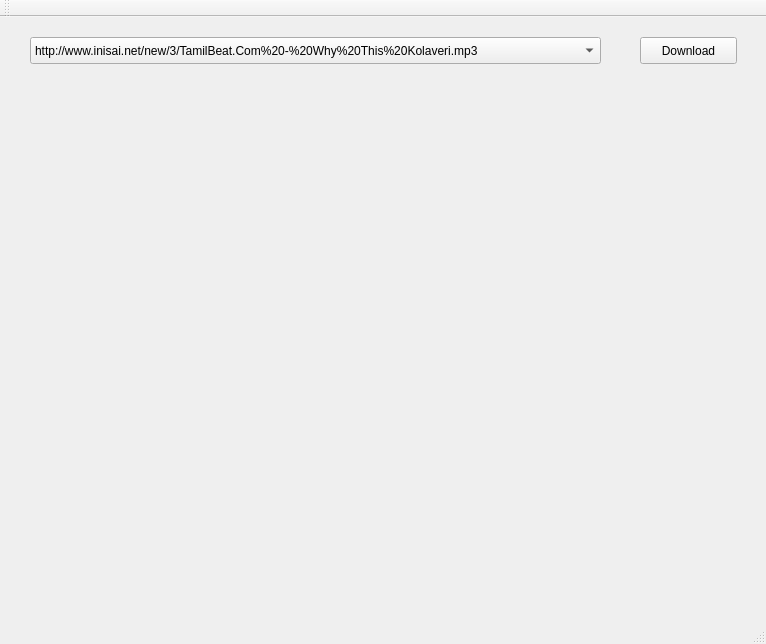
elumalai-git/QT_Samples, file MultipleDownloadManager/downloadmanager.ui: the form before one commit.
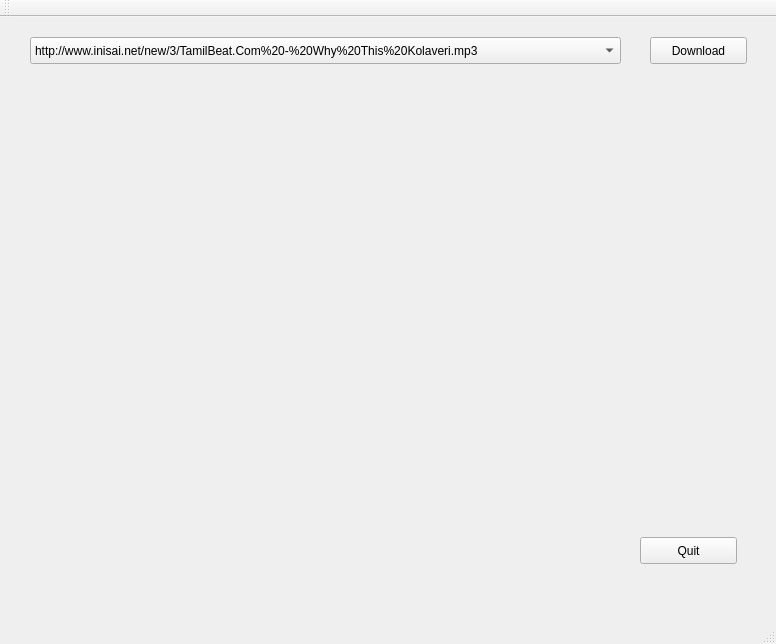
The form after the commit.

```diff
--- a/MultipleDownloadManager/downloadmanager.ui
+++ b/MultipleDownloadManager/downloadmanager.ui
@@ -6,7 +6,7 @@
    <rect>
     <x>0</x>
     <y>0</y>
-    <width>766</width>
+    <width>776</width>
     <height>644</height>
    </rect>
   </property>
@@ -19,7 +19,7 @@
      <rect>
       <x>30</x>
       <y>20</y>
-      <width>571</width>
+      <width>591</width>
       <height>27</height>
      </rect>
     </property>
@@ -42,7 +42,7 @@
    <widget class="QPushButton" name="downloadbtn">
     <property name="geometry">
      <rect>
-      <x>640</x>
+      <x>650</x>
       <y>20</y>
       <width>97</width>
       <height>27</height>
@@ -52,6 +52,19 @@
      <string>Download</string>
     </property>
    </widget>
+   <widget class="QPushButton" name="quitbutton">
+    <property name="geometry">
+     <rect>
+      <x>640</x>
+      <y>520</y>
+      <width>97</width>
+      <height>27</height>
+     </rect>
+    </property>
+    <property name="text">
+     <string>Quit</string>
+    </property>
+   </widget>
   </widget>
   <widget class="QMenuBar" name="menuBar">
    <property name="geometry">
```
Left out of the diff: 2 changed lines with no effect on the pictures.
